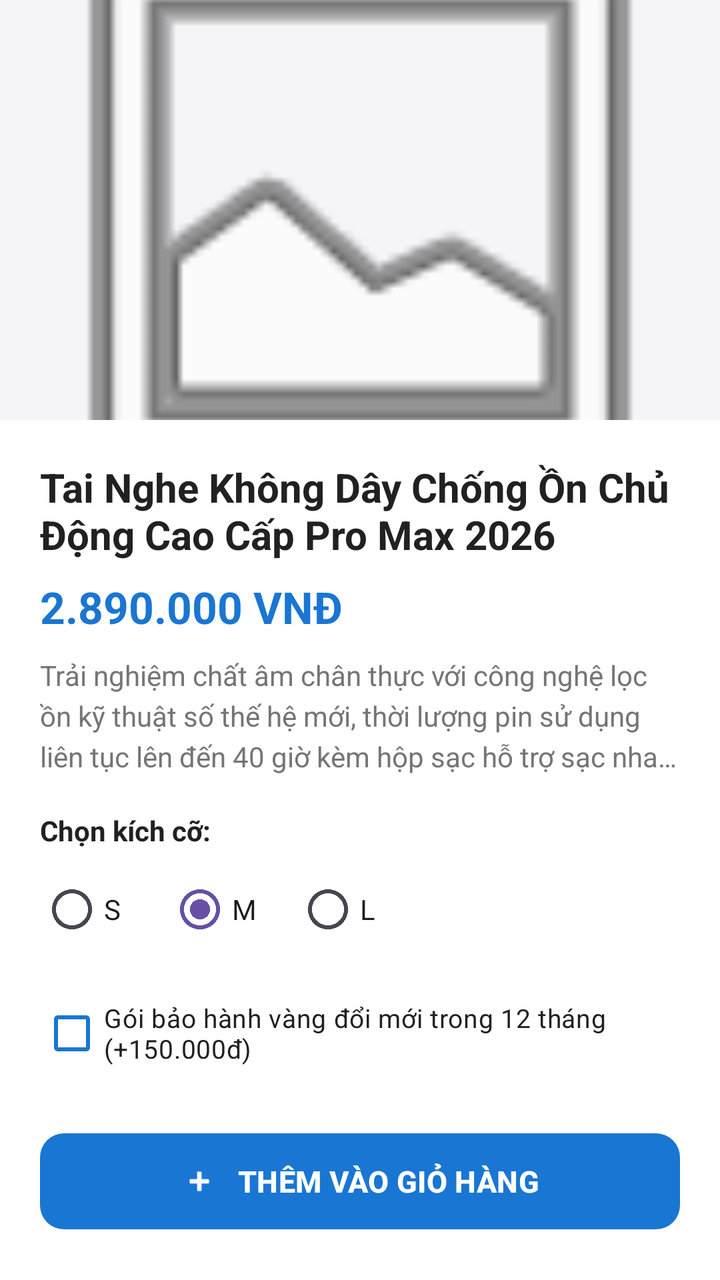
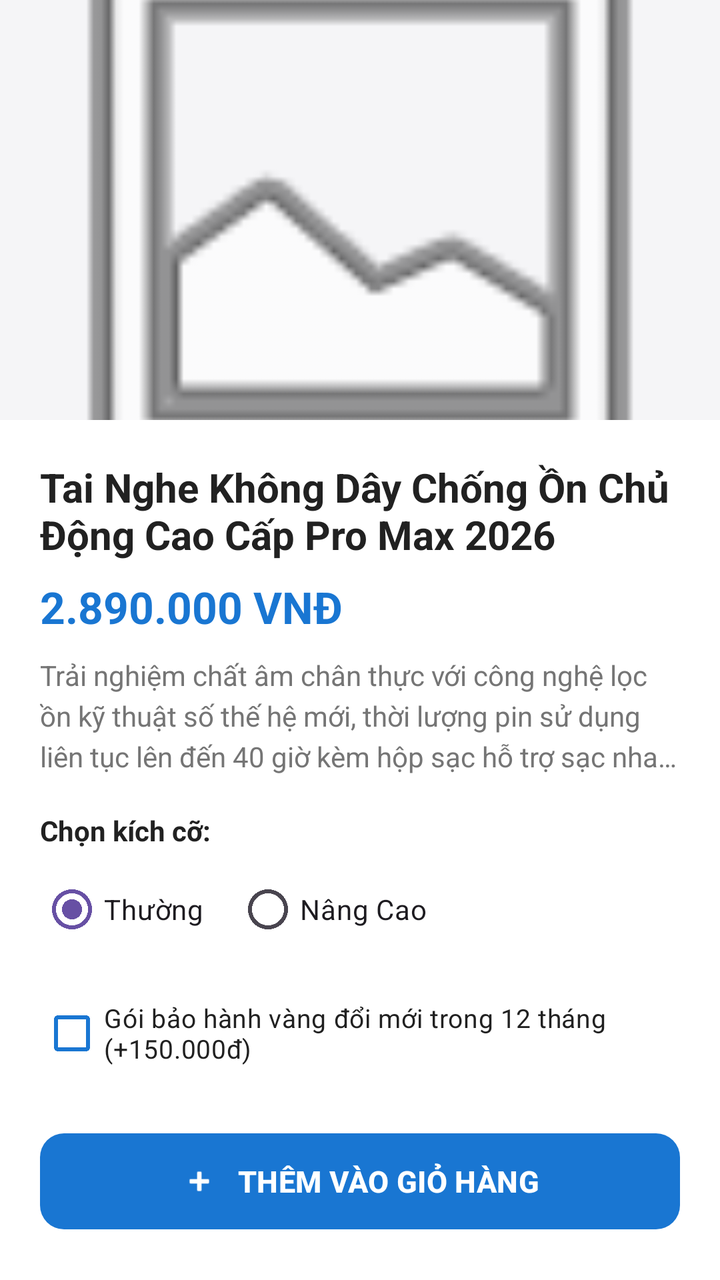

Compare the two renders of this Android layout. The source of the first and the diff that turns it into the second are given below.
<!-- AndroidManifest.xml: application theme Theme.MyApplication -->
<!-- res/layout/activity_product_detail.xml -->
<?xml version="1.0" encoding="utf-8"?>
<LinearLayout xmlns:android="http://schemas.android.com/apk/res/android"
    xmlns:app="http://schemas.android.com/apk/res-auto"
    android:layout_width="match_parent"
    android:layout_height="match_parent"
    android:orientation="vertical"
    android:background="@color/white">

    <ImageView
        android:id="@+id/imgProductBanner"
        android:layout_width="match_parent"
        android:layout_height="210dp"
        android:src="@android:drawable/ic_menu_gallery"
        android:scaleType="centerCrop"
        android:background="@color/surface_bg"
        android:contentDescription="Ảnh minh họa sản phẩm" />

    <LinearLayout
        android:layout_width="match_parent"
        android:layout_height="match_parent"
        android:orientation="vertical"
        android:padding="20dp">

        <TextView
            android:id="@+id/txtProductName"
            android:layout_width="match_parent"
            android:layout_height="wrap_content"
            android:text="Tai Nghe Không Dây Chống Ồn Chủ Động Cao Cấp Pro Max 2026"
            android:textColor="@color/text_main"
            android:textSize="20sp"
            android:textStyle="bold"
            android:maxLines="2"
            android:ellipsize="end" />

        <TextView
            android:id="@+id/txtProductPrice"
            android:layout_width="wrap_content"
            android:layout_height="wrap_content"
            android:layout_marginTop="8dp"
            android:text="2.890.000 VNĐ"
            android:textColor="@color/primary_blue"
            android:textSize="22sp"
            android:textStyle="bold" />

        <TextView
            android:id="@+id/txtProductDescription"
            android:layout_width="match_parent"
            android:layout_height="wrap_content"
            android:layout_marginTop="10dp"
            android:text="Trải nghiệm chất âm chân thực với công nghệ lọc ồn kỹ thuật số thế hệ mới, thời lượng pin sử dụng liên tục lên đến 40 giờ kèm hộp sạc hỗ trợ sạc nhanh Type-C."
            android:textColor="@color/text_muted"
            android:textSize="14sp"
            android:lineSpacingExtra="4dp"
            android:maxLines="3"
            android:ellipsize="end" />

        <TextView
            android:layout_width="wrap_content"
            android:layout_height="wrap_content"
            android:layout_marginTop="18dp"
            android:text="Chọn kích cỡ:"
            android:textColor="@color/text_main"
            android:textStyle="bold"
            android:textSize="14sp" />

        <RadioGroup
            android:id="@+id/rgProductSizes"
            android:layout_width="match_parent"
            android:layout_height="wrap_content"
            android:layout_marginTop="6dp"
            android:orientation="horizontal">

            <RadioButton
                android:id="@+id/rbSizeS"
                android:layout_width="wrap_content"
                android:layout_height="wrap_content"
                android:layout_marginEnd="16dp"
                android:text="S"
                android:buttonTint="@color/primary_blue" />

            <RadioButton
                android:id="@+id/rbSizeM"
                android:layout_width="wrap_content"
                android:layout_height="wrap_content"
                android:layout_marginEnd="16dp"
                android:text="M"
                android:checked="true"
                android:buttonTint="@color/primary_blue" />

            <RadioButton
                android:id="@+id/rbSizeL"
                android:layout_width="wrap_content"
                android:layout_height="wrap_content"
                android:text="L"
                android:buttonTint="@color/primary_blue" />
        </RadioGroup>

        <CheckBox
            android:id="@+id/chkWarranty"
            android:layout_width="match_parent"
            android:layout_height="wrap_content"
            android:layout_marginTop="14dp"
            android:text="Gói bảo hành vàng đổi mới trong 12 tháng (+150.000đ)"
            android:textColor="@color/text_main"
            android:textSize="13sp"
            android:buttonTint="@color/primary_blue"
            android:checked="false" />

        <com.google.android.material.button.MaterialButton
            android:id="@+id/btnAddToCart"
            android:layout_width="match_parent"
            android:layout_height="56dp"
            android:layout_marginTop="22dp"
            android:text="THÊM VÀO GIỎ HÀNG"
            android:textColor="@color/white"
            android:textSize="15sp"
            android:textStyle="bold"
            app:backgroundTint="@color/primary_blue"
            app:cornerRadius="12dp"
            app:icon="@android:drawable/ic_input_add"
            app:iconGravity="textStart"
            app:iconPadding="10dp"
            android:elevation="5dp" />

    </LinearLayout>

</LinearLayout>
<!-- resources referenced by this layout -->
<resources>
  <color name="primary_blue">#1976D2</color>
  <color name="surface_bg">#F5F5F7</color>
  <color name="text_main">#212121</color>
  <color name="text_muted">#757575</color>
  <color name="white">#FFFFFF</color>
  <style name="Theme.MyApplication" parent="Base.Theme.MyApplication" />
  <style name="Base.Theme.MyApplication" parent="Theme.Material3.DayNight.NoActionBar">
          
          
      </style>
</resources>

<!-- the commit's change to res/layout/activity_product_detail.xml (unified diff, before → after) -->
@@ -71,19 +71,11 @@
             android:orientation="horizontal">
 
             <RadioButton
-                android:id="@+id/rbSizeS"
-                android:layout_width="wrap_content"
-                android:layout_height="wrap_content"
-                android:layout_marginEnd="16dp"
-                android:text="S"
-                android:buttonTint="@color/primary_blue" />
-
-            <RadioButton
                 android:id="@+id/rbSizeM"
                 android:layout_width="wrap_content"
                 android:layout_height="wrap_content"
                 android:layout_marginEnd="16dp"
-                android:text="M"
+                android:text="Thường"
                 android:checked="true"
                 android:buttonTint="@color/primary_blue" />
 
@@ -91,7 +83,7 @@
                 android:id="@+id/rbSizeL"
                 android:layout_width="wrap_content"
                 android:layout_height="wrap_content"
-                android:text="L"
+                android:text="Nâng Cao"
                 android:buttonTint="@color/primary_blue" />
         </RadioGroup>
 
